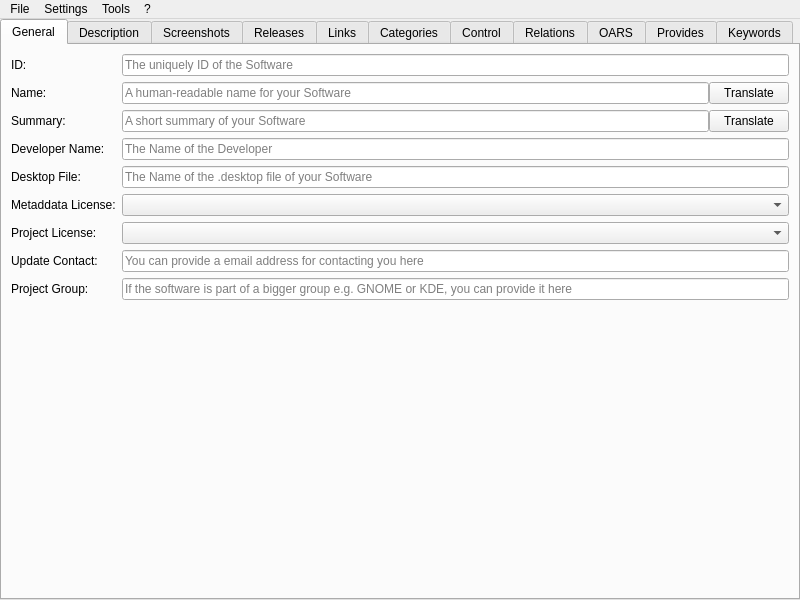
Old version of the form jdAppdataEdit/MainWindow.ui in the repository JakobDev/jdAppStreamEdit.
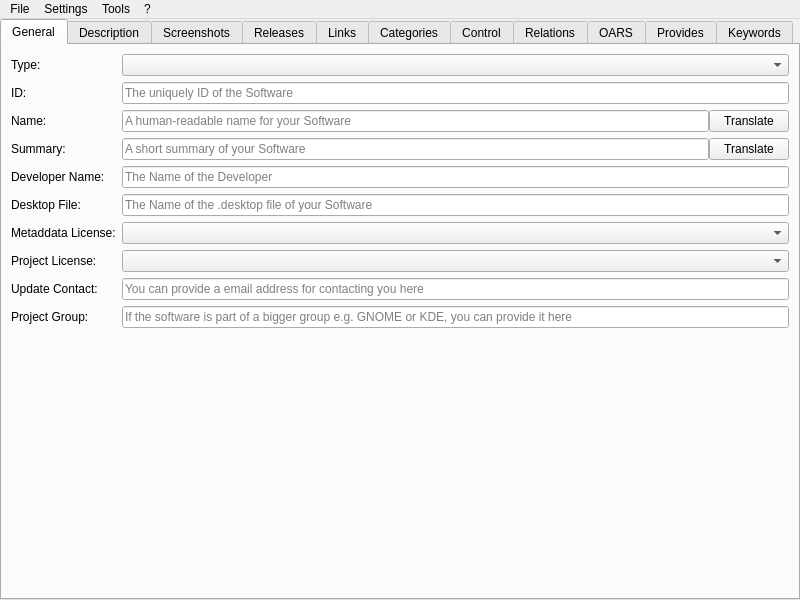
New version of the form. The open tabs and pages were chosen to show the change.

```diff
--- a/jdAppdataEdit/MainWindow.ui
+++ b/jdAppdataEdit/MainWindow.ui
@@ -40,28 +40,28 @@
         <string>General</string>
        </attribute>
        <layout class="QFormLayout" name="formLayout">
-        <item row="0" column="0">
+        <item row="1" column="0">
          <widget class="QLabel" name="label">
           <property name="text">
            <string>ID:</string>
           </property>
          </widget>
         </item>
-        <item row="0" column="1">
+        <item row="1" column="1">
          <widget class="QLineEdit" name="id_edit">
           <property name="placeholderText">
            <string>The uniquely ID of the Software</string>
           </property>
          </widget>
         </item>
-        <item row="1" column="0">
+        <item row="2" column="0">
          <widget class="QLabel" name="label_2">
           <property name="text">
            <string>Name:</string>
           </property>
          </widget>
         </item>
-        <item row="1" column="1">
+        <item row="2" column="1">
          <layout class="QHBoxLayout" name="horizontalLayout_6">
           <property name="spacing">
            <number>0</number>
@@ -85,14 +85,14 @@
           </item>
          </layout>
         </item>
-        <item row="2" column="0">
+        <item row="3" column="0">
          <widget class="QLabel" name="label_7">
           <property name="text">
            <string>Summary:</string>
           </property>
          </widget>
         </item>
-        <item row="2" column="1">
+        <item row="3" column="1">
          <layout class="QHBoxLayout" name="horizontalLayout_7">
           <property name="spacing">
            <number>0</number>
@@ -113,86 +113,96 @@
           </item>
          </layout>
         </item>
-        <item row="4" column="0">
+        <item row="5" column="0">
          <widget class="QLabel" name="label_8">
           <property name="text">
            <string>Developer Name:</string>
           </property>
          </widget>
         </item>
-        <item row="4" column="1">
+        <item row="5" column="1">
          <widget class="QLineEdit" name="developer_name_edit">
           <property name="placeholderText">
            <string>The Name of the Developer</string>
           </property>
          </widget>
         </item>
-        <item row="6" column="0">
+        <item row="7" column="0">
          <widget class="QLabel" name="label_19">
           <property name="text">
            <string>Desktop File:</string>
           </property>
          </widget>
         </item>
-        <item row="6" column="1">
+        <item row="7" column="1">
          <widget class="QLineEdit" name="desktop_file_edit">
           <property name="placeholderText">
            <string>The Name of the .desktop file of your Software</string>
           </property>
          </widget>
         </item>
-        <item row="8" column="0">
+        <item row="9" column="0">
          <widget class="QLabel" name="label_3">
           <property name="text">
            <string>Metaddata License:</string>
           </property>
          </widget>
         </item>
-        <item row="8" column="1">
+        <item row="9" column="1">
          <widget class="QComboBox" name="metadata_license_box"/>
         </item>
-        <item row="9" column="0">
+        <item row="10" column="0">
          <widget class="QLabel" name="label_4">
           <property name="text">
            <string>Project License:</string>
           </property>
          </widget>
         </item>
-        <item row="9" column="1">
+        <item row="10" column="1">
          <widget class="QComboBox" name="project_license_box">
           <property name="editable">
            <bool>false</bool>
           </property>
          </widget>
         </item>
-        <item row="10" column="0">
+        <item row="11" column="0">
          <widget class="QLabel" name="label_5">
           <property name="text">
            <string>Update Contact:</string>
           </property>
          </widget>
         </item>
-        <item row="10" column="1">
+        <item row="11" column="1">
          <widget class="QLineEdit" name="update_contact_edit">
           <property name="placeholderText">
            <string>You can provide a email address for contacting you here</string>
           </property>
          </widget>
         </item>
-        <item row="11" column="0">
+        <item row="12" column="0">
          <widget class="QLabel" name="label_6">
           <property name="text">
            <string>Project Group:</string>
           </property>
          </widget>
         </item>
-        <item row="11" column="1">
+        <item row="12" column="1">
          <widget class="QLineEdit" name="project_group_edit">
           <property name="placeholderText">
            <string>If the software is part of a bigger group e.g. GNOME or KDE, you can provide it here</string>
           </property>
          </widget>
         </item>
+        <item row="0" column="0">
+         <widget class="QLabel" name="label_22">
+          <property name="text">
+           <string>Type:</string>
+          </property>
+         </widget>
+        </item>
+        <item row="0" column="1">
+         <widget class="QComboBox" name="component_type_box"/>
+        </item>
        </layout>
       </widget>
       <widget class="QWidget" name="description_tab">
```
Left out of the diff: 28 changed lines with no effect on the pictures.
